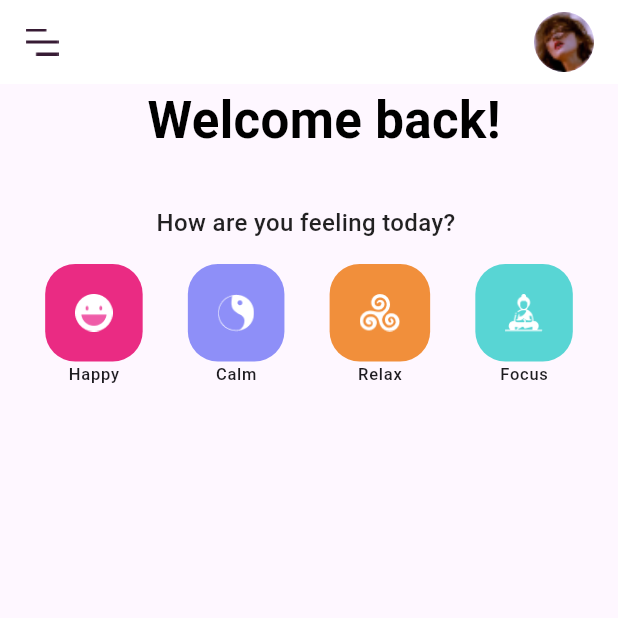
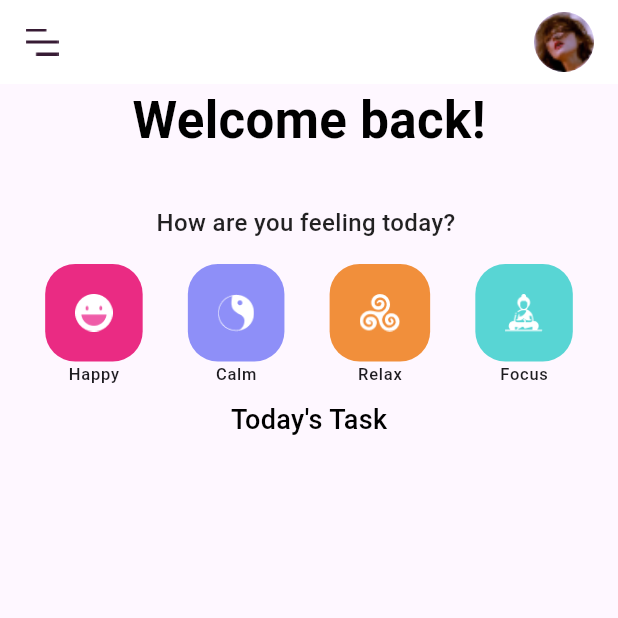
Before and after one commit to dwaipayan7/meditationapp, a Flutter app: the MeditationScreen screen opened directly, on a phone screen of 412 x 824 dp, the top half of it. Run offline on Flutter 3.47's test engine with Material 3 defaults, Android fonts, the light colour scheme and no system bars; our stand-ins replace google_fonts.

Commit message:
update meditation_screen.dart

```diff
--- a/lib/feature/presentation/pages/meditation_screen.dart
+++ b/lib/feature/presentation/pages/meditation_screen.dart
@@ -1,6 +1,7 @@
 import 'package:flutter/material.dart';
-import 'package:meditationapp/core/theme.dart';
 import 'package:meditationapp/feature/presentation/wigets/feeling_button.dart';
+
+import '../../../core/theme.dart';
 
 class MeditationScreen extends StatelessWidget {
   const MeditationScreen({super.key});
@@ -12,23 +13,21 @@ class MeditationScreen extends StatelessWidget {
         backgroundColor: Colors.white,
         elevation: 0,
         leading: Image.asset('assets/menu_burger.png'),
-        actions: [
+        actions: const [
           CircleAvatar(
             backgroundImage: AssetImage('assets/profile.png'),
           ),
           SizedBox(width: 16,)
         ],
       ),
-      body:  SingleChildScrollView(
+      // backgroundColor: Colors.red,
+      body: SingleChildScrollView(
           child: Column(
             children: [
-            Padding(
-              padding: EdgeInsets.only(left: 20),
-              child: Text("Welcome back!", style: TextStyle(
+               Text("Welcome back!", style: TextStyle(
                   color: Colors.black, fontSize: 34, fontWeight: FontWeight.bold
-              ),
-              ),
-            ),
+                ),),
+
               SizedBox(height: 32,),
               Text("How are you feeling today? ", style: TextStyle(
                 color: Colors.black87, fontWeight: FontWeight.w500, fontSize: 16
@@ -42,7 +41,14 @@ class MeditationScreen extends StatelessWidget {
                   FeelingButton(label: "Relax", image: 'assets/relax.png', color: DefaultColors.orange),
                   FeelingButton(label: "Focus", image: 'assets/focus.png', color: DefaultColors.lightteal),
                 ],
-            )
+              ),
+              SizedBox(height: 10,),
+              Text("Today's Task",
+              style: TextStyle(
+                color: Colors.black, fontSize: 18,
+                fontWeight: FontWeight.w500
+              ),),
+
             ],
           ),
         ),
--- /dev/null
+++ b/lib/feature/presentation/wigets/task_card.dart
@@ -0,0 +1,2 @@
+import 'package:flutter/material.dart';
+//TODO task_card
```
Lines whose indentation alone changed are shown as unchanged.
